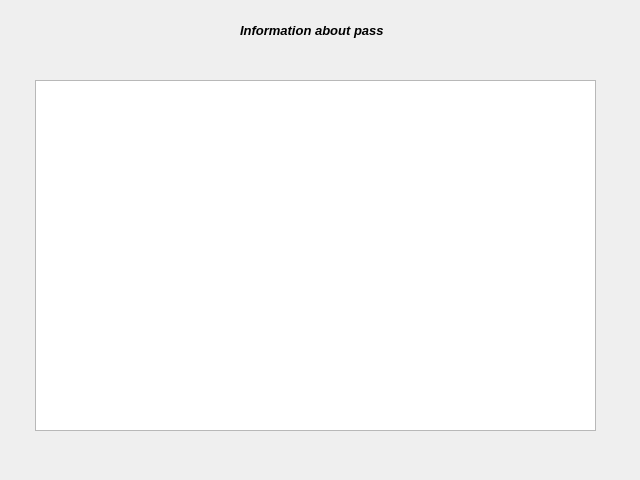
First picture: the form in view/baseconnect/baseconnect.ui, repository Nastya-Dlusskaya/Corse-Work, before the edit.
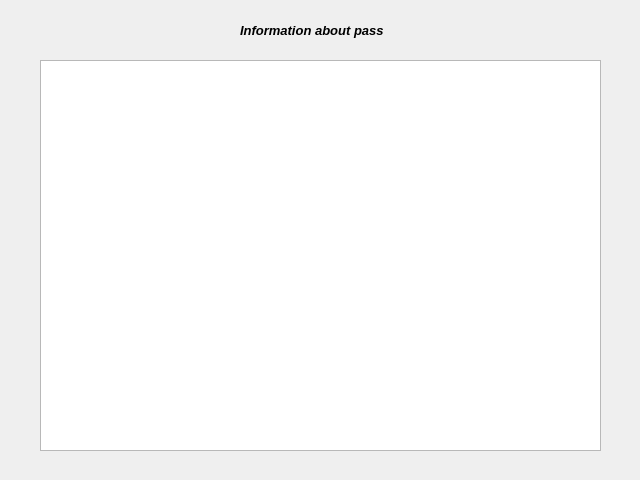
Second picture: the form after the edit. Icons and pictures are not drawn.

The edit to the form file:
```diff
--- a/view/baseconnect/baseconnect.ui
+++ b/view/baseconnect/baseconnect.ui
@@ -34,15 +34,24 @@
     <string>Information about pass</string>
    </property>
   </widget>
-  <widget class="QTableWidget" name="tableWidget">
+  <widget class="QTextEdit" name="textEdit">
    <property name="geometry">
     <rect>
-     <x>35</x>
-     <y>80</y>
+     <x>40</x>
+     <y>60</y>
      <width>561</width>
-     <height>351</height>
+     <height>391</height>
     </rect>
    </property>
+   <property name="readOnly">
+    <bool>true</bool>
+   </property>
+   <property name="overwriteMode">
+    <bool>true</bool>
+   </property>
+   <property name="textInteractionFlags">
+    <set>Qt::TextSelectableByMouse</set>
+   </property>
   </widget>
  </widget>
  <resources/>
```
Left out of the diff: 6 changed lines with no effect on the pictures.
